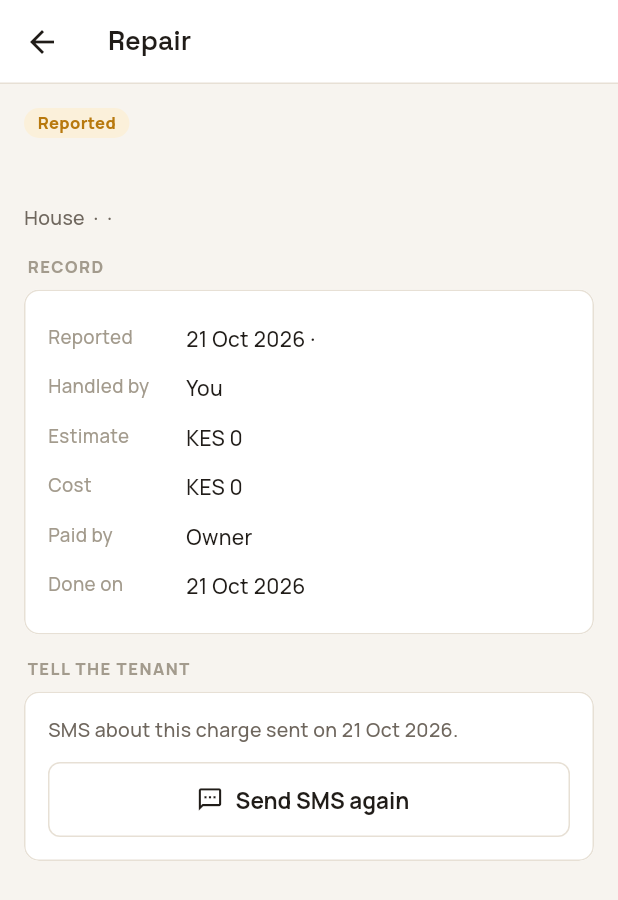
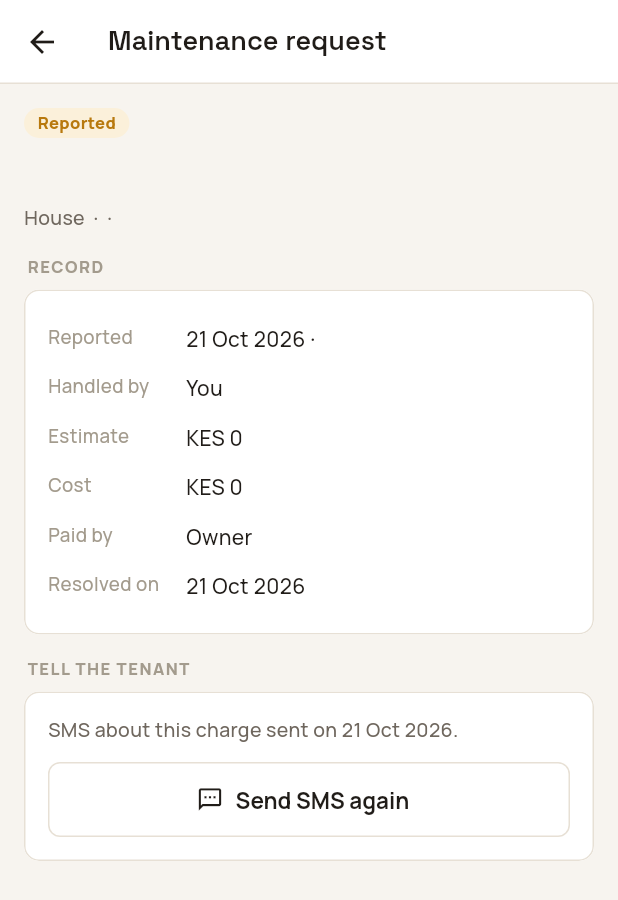
Before and after one commit to sejoh2/Rental_Management_System_Mobile, a Flutter app: the RepairPage screen opened directly with empty values, on a phone screen of 412 x 824 dp. Shown: the top 900 px of the screen. Run offline on Flutter 3.47's test engine with Material 3 defaults, Android fonts, the phone set to English and light mode, and no system bars; our stand-ins replace file_picker, flutter_secure_storage, go_router, image_picker, open_filex, shared_preferences; accounts and stored records are empty; network calls fail.

Commit message:
Maintenance naming as on the web

```diff
--- a/lib/app/app_shell.dart
+++ b/lib/app/app_shell.dart
@@ -67,7 +67,7 @@ class AppShell extends StatelessWidget {
                   NavigationDestination(
                     icon: Icon(Icons.build_outlined),
                     selectedIcon: Icon(Icons.build),
-                    label: 'Repairs',
+                    label: 'Maintenance',
                   ),
                   NavigationDestination(
                     icon: Icon(Icons.water_drop_outlined),
--- a/lib/features/auth/name_page.dart
+++ b/lib/features/auth/name_page.dart
@@ -47,7 +47,7 @@ class _NamePageState extends State<NamePage> {
     return AuthLayout(
       title: 'What is your name?',
       subtitle:
-          'It is shown beside the readings, repairs and payments you record.',
+          'It is shown beside the readings, maintenance and payments you record.',
       children: [
         TextField(
           controller: _name,
--- a/lib/features/home/home_page.dart
+++ b/lib/features/home/home_page.dart
@@ -219,8 +219,8 @@ class _PropertyCardState extends State<_PropertyCard> {
             if (summary.flaggedReadings > 0)
               '${summary.flaggedReadings} to fix',
             summary.openRepairs == 0
-                ? 'No open repairs'
-                : '${summary.openRepairs} open ${summary.openRepairs == 1 ? 'repair' : 'repairs'}',
+                ? 'No open maintenance'
+                : '${summary.openRepairs} open ${summary.openRepairs == 1 ? 'request' : 'requests'}',
           ].join(' · ');
 
     return AppCard(
--- a/lib/features/landing/intro_page.dart
+++ b/lib/features/landing/intro_page.dart
@@ -26,9 +26,9 @@ const _slides = [
   ),
   _Slide(
     icon: Icons.build_outlined,
-    title: 'Repairs and expenses',
+    title: 'Maintenance and expenses',
     text:
-        'Report a repair the moment you see it, follow it to done, and add what you spent with a photo '
+        'Report an issue the moment you see it, follow it until it is resolved, and add what you spent with a photo '
         'of the receipt.',
   ),
   _Slide(
--- a/lib/features/landing/welcome_page.dart
+++ b/lib/features/landing/welcome_page.dart
@@ -53,7 +53,7 @@ class WelcomePage extends StatelessWidget {
                 ),
                 const SizedBox(height: 14),
                 Text(
-                  'Record meter readings with a photo, report repairs, add expenses and look after '
+                  'Record meter readings with a photo, report maintenance issues, add expenses and look after '
                   'tenants for the properties you care for. The owner sees it all.',
                   style: AppText.text.copyWith(color: AppColors.brandPanelSoft),
                 ),
@@ -121,7 +121,7 @@ class _Highlights extends StatelessWidget {
     return Row(
       children: [
         item('Water', 'Readings'),
-        item('Repairs', 'Reported'),
+        item('Maintenance', 'Reported'),
         item('Receipts', 'Photographed'),
       ],
     );
--- a/lib/features/notices/notices_page.dart
+++ b/lib/features/notices/notices_page.dart
@@ -108,7 +108,7 @@ class _NoticesPageState extends State<NoticesPage> {
                   icon: Icons.notifications_none,
                   title: 'Nothing new',
                   message:
-                      'When the owner reports a repair, or gives one to you, it shows here.',
+                      'When the owner reports an issue, or assigns one to you, it shows here.',
                 ),
               ),
             for (final repair in items) ...[
@@ -129,8 +129,8 @@ class _NoticesPageState extends State<NoticesPage> {
                         children: [
                           Text(
                             repair.caretakerNotice == 'assigned'
-                                ? 'The owner gave you a repair'
-                                : 'The owner reported a repair',
+                                ? 'The owner assigned you a request'
+                                : 'The owner reported an issue',
                             style: AppText.small.copyWith(
                               color: colors.inkFaint,
                             ),
@@ -144,7 +144,7 @@ class _NoticesPageState extends State<NoticesPage> {
                           Text(
                             [
                               repair.unitNumber == null
-                                  ? 'Whole property'
+                                  ? 'Common area'
                                   : 'House ${repair.unitNumber}',
                               if (several && repair.propertyName != null)
                                 repair.propertyName!,
--- a/lib/features/repairs/repair_form_page.dart
+++ b/lib/features/repairs/repair_form_page.dart
@@ -11,7 +11,7 @@ import '../../models/unit.dart';
 import '../../widgets/fields.dart';
 import '../../widgets/message_box.dart';
 
-/// Reports something that needs repairing, in a house or the whole property.
+/// Reports a maintenance issue, in a house or a common area, as on the web.
 class RepairFormPage extends StatefulWidget {
   const RepairFormPage({super.key, required this.property});
 
@@ -99,9 +99,7 @@ class _RepairFormPageState extends State<RepairFormPage> {
       if (!mounted) return;
 
       ScaffoldMessenger.of(context).showSnackBar(
-        const SnackBar(
-          content: Text('Repair reported. The owner sees it now.'),
-        ),
+        const SnackBar(content: Text('Issue reported. The owner sees it now.')),
       );
       Navigator.pop(context, true);
     } on ApiException catch (failure) {
@@ -124,7 +122,7 @@ class _RepairFormPageState extends State<RepairFormPage> {
     final tenantName = _tenantName;
 
     return Scaffold(
-      appBar: AppBar(title: const Text('Report a repair')),
+      appBar: AppBar(title: const Text('Report maintenance issue')),
       body: ListView(
         padding: const EdgeInsets.all(AppSpace.page),
         children: [
@@ -133,8 +131,8 @@ class _RepairFormPageState extends State<RepairFormPage> {
             autofocus: true,
             textCapitalization: TextCapitalization.sentences,
             decoration: const InputDecoration(
-              labelText: 'What needs repairing',
-              hintText: 'e.g. Leaking kitchen tap',
+              labelText: 'What is the issue',
+              hintText: 'e.g. Broken window',
             ),
             onChanged: (_) => setState(() {}),
           ),
@@ -146,7 +144,7 @@ class _RepairFormPageState extends State<RepairFormPage> {
               label: 'Where',
               value: _unitId,
               options: {
-                '': 'The whole property (shared areas)',
+                '': 'Common area (gate, compound, corridor)',
                 for (final unit in units ?? const <Unit>[])
                   unit.id: unit.tenant == null
                       ? 'House ${unit.unitNumber}'
@@ -156,14 +154,14 @@ class _RepairFormPageState extends State<RepairFormPage> {
             ),
           const SizedBox(height: AppSpace.lg),
           SelectField<String>(
-            label: 'Kind of repair',
+            label: 'Category',
             value: _category,
             options: RepairLabels.categories,
             onChanged: (value) => setState(() => _category = value ?? 'other'),
           ),
           const SizedBox(height: AppSpace.lg),
           SelectField<String>(
-            label: 'How urgent',
+            label: 'Priority',
             value: _priority,
             options: const {
               'low': 'Low: can wait',
@@ -201,7 +199,7 @@ class _RepairFormPageState extends State<RepairFormPage> {
             maxLines: 6,
             decoration: const InputDecoration(
               labelText: 'Details (optional)',
-              hintText: 'What you saw, since when',
+              hintText: 'e.g. Bedroom window, glass cracked',
             ),
           ),
           if (_error != null) ...[
@@ -213,7 +211,7 @@ class _RepairFormPageState extends State<RepairFormPage> {
             onPressed: _title.text.trim().length >= 3 && !_saving
                 ? _save
                 : null,
-            child: Text(_saving ? 'Saving...' : 'Report repair'),
+            child: Text(_saving ? 'Saving...' : 'Report issue'),
           ),
         ],
       ),
--- a/lib/features/repairs/repair_page.dart
+++ b/lib/features/repairs/repair_page.dart
@@ -115,7 +115,7 @@ class _RepairPageState extends State<RepairPage> {
       },
       child: Scaffold(
         appBar: AppBar(
-          title: const Text('Repair'),
+          title: const Text('Maintenance request'),
           actions: [
             if (repair.isOpen)
               IconButton(
@@ -150,7 +150,7 @@ class _RepairPageState extends State<RepairPage> {
               Text(
                 [
                   repair.unitNumber == null
-                      ? 'Whole property'
+                      ? 'Common area'
                       : 'House ${repair.unitNumber}',
                   if (repair.unitTenantName != null) repair.unitTenantName!,
                   RepairLabels.categories[repair.category] ?? repair.category,
@@ -202,7 +202,7 @@ class _RepairPageState extends State<RepairPage> {
                           : 'Owner',
                     ),
                     if (repair.resolvedAt != null)
-                      _Line('Done on', formatDay(repair.resolvedAt!)),
+                      _Line('Resolved on', formatDay(repair.resolvedAt!)),
                     if ((repair.resolutionNotes ?? '').isNotEmpty)
                       _Line('Notes', repair.resolutionNotes!),
                     if ((repair.cancellationReason ?? '').isNotEmpty)
@@ -266,7 +266,7 @@ class _RepairPageState extends State<RepairPage> {
                             (repository) => repository.update(repair.id, {
                               'assigned_caretaker_id': int.tryParse(me) ?? me,
                             }),
-                            'You are handling this repair.',
+                            'You are handling this request.',
                           ),
                     icon: const Icon(Icons.assignment_ind_outlined),
                     label: const Text('I’ll handle it'),
@@ -284,13 +284,13 @@ class _RepairPageState extends State<RepairPage> {
                 FilledButton.icon(
                   onPressed: () => _act(_DoneSheet(repair: repair)),
                   icon: const Icon(Icons.check_circle_outline),
-                  label: const Text('Mark as done'),
+                  label: const Text('Mark as resolved'),
                 ),
                 const SizedBox(height: AppSpace.sm),
                 TextButton(
                   style: TextButton.styleFrom(foregroundColor: colors.danger),
                   onPressed: () => _act(_CancelSheet(repair: repair)),
-                  child: const Text('Cancel this repair'),
+                  child: const Text('Cancel this request'),
                 ),
               ],
             ],
@@ -426,7 +426,7 @@ class _EditSheetState extends State<_EditSheet> with _Updating {
   @override
   Widget build(BuildContext context) {
     return _Sheet(
-      title: 'Change the repair',
+      title: 'Change the request',
       children: [
         SelectField<String>(
           label: 'Priority',
@@ -571,12 +571,12 @@ class _DoneSheetState extends State<_DoneSheet> with _Updating {
 
     final explained = cost > 0
         ? 'When you save: ${formatKes(cost)} is recorded as a repairs expense for the property. '
-              '${chargeTenant ? '$tenantName is also charged ${formatKes(cost)}. ${atMoveOut ? 'It is not collected during their stay and does not count as arrears; it is deducted from their deposit when they move out.' : 'It is paid from their credit or their next payment; anything still unpaid is deducted from their deposit at move-out.'} No SMS is sent automatically: open this repair again and tap "Send SMS" to tell them.' : 'The tenant is not charged, so it is the owner’s cost.'} '
+              '${chargeTenant ? '$tenantName is also charged ${formatKes(cost)}. ${atMoveOut ? 'It is not collected during their stay and does not count as arrears; it is deducted from their deposit when they move out.' : 'It is paid from their credit or their next payment; anything still unpaid is deducted from their deposit at move-out.'} No SMS is sent automatically: open this request again and tap "Send SMS" to tell them.' : 'The tenant is not charged, so it is the owner’s cost.'} '
               'The cost cannot be changed afterwards.'
         : 'Enter the actual cost to record it as an expense. Without a cost, nothing is recorded in Expenses.';
 
     return _Sheet(
-      title: 'Mark as done',
+      title: 'Mark as resolved',
       children: [
         AmountField(
           controller: _cost,
@@ -615,7 +615,7 @@ class _DoneSheetState extends State<_DoneSheet> with _Updating {
           controller: _notes,
           textCapitalization: TextCapitalization.sentences,
           decoration: const InputDecoration(
-            labelText: 'What was done (optional)',
+            labelText: 'Resolution notes (optional)',
             hintText: 'e.g. Glass replaced',
           ),
         ),
@@ -638,7 +638,7 @@ class _DoneSheetState extends State<_DoneSheet> with _Updating {
                       ? null
                       : _notes.text.trim(),
                 }),
-          child: Text(saving ? 'Saving...' : 'Mark as done'),
+          child: Text(saving ? 'Saving...' : 'Mark as resolved'),
         ),
       ],
     );
@@ -668,7 +668,7 @@ class _CancelSheetState extends State<_CancelSheet> with _Updating {
     final colors = AppColors.of(context);
 
     return _Sheet(
-      title: 'Cancel this repair',
+      title: 'Cancel this request',
       children: [
         TextField(
           controller: _reason,
@@ -693,7 +693,7 @@ class _CancelSheetState extends State<_CancelSheet> with _Updating {
                   'status': 'cancelled',
                   'cancellation_reason': _reason.text.trim(),
                 }),
-          child: Text(saving ? 'Saving...' : 'Cancel repair'),
+          child: Text(saving ? 'Saving...' : 'Cancel request'),
         ),
       ],
     );
--- a/lib/features/repairs/repairs_page.dart
+++ b/lib/features/repairs/repairs_page.dart
@@ -17,7 +17,7 @@ import '../../widgets/status_chip.dart';
 import 'repair_form_page.dart';
 import 'repair_page.dart';
 
-/// The Repairs tab, for the property being worked on.
+/// The Maintenance tab, for the property being worked on.
 class RepairsTab extends StatelessWidget {
   const RepairsTab({super.key});
 
@@ -34,7 +34,7 @@ enum _Filter { open, mine, done, all }
 
 StatusChip repairStatusChip(Repair repair) => switch (repair.status) {
   'in_progress' => const StatusChip('In progress', tone: Tone.info),
-  'resolved' => const StatusChip('Done', tone: Tone.success),
+  'resolved' => const StatusChip('Resolved', tone: Tone.success),
   'cancelled' => const StatusChip('Cancelled'),
   _ => const StatusChip('Reported', tone: Tone.warning),
 };
@@ -115,7 +115,7 @@ class _RepairsPageState extends State<RepairsPage> {
 
     return Scaffold(
       appBar: AppBar(
-        title: const Text('Repairs'),
+        title: const Text('Maintenance'),
         actions: const [NoticesBell()],
         bottom: const PropertyStrip(),
       ),
@@ -124,7 +124,7 @@ class _RepairsPageState extends State<RepairsPage> {
         backgroundColor: colors.accent,
         foregroundColor: AppColors.onAccent,
         icon: const Icon(Icons.add),
-        label: const Text('Report a repair'),
+        label: const Text('Report issue'),
       ),
       body: RefreshIndicator(
         onRefresh: _load,
@@ -151,7 +151,7 @@ class _RepairsPageState extends State<RepairsPage> {
                         _Filter.mine,
                         repairs == null ? 'Mine' : 'Mine ($mineCount)',
                       ),
-                      (_Filter.done, 'Done or cancelled'),
+                      (_Filter.done, 'Resolved or cancelled'),
                       (_Filter.all, 'All'),
                     ]) ...[
                       ChoiceChip(
@@ -180,10 +180,10 @@ class _RepairsPageState extends State<RepairsPage> {
                       : 'Nothing here',
                   message: switch (_filter) {
                     _Filter.open =>
-                      'No open repairs. Report one with the button below when something breaks.',
+                      'No open maintenance requests. Report an issue with the button below when something breaks.',
                     _Filter.mine =>
-                      'No open repair is given to you. Open a repair and tap "I’ll handle it" to take it on.',
-                    _ => 'No repairs in this list.',
+                      'No open request is assigned to you. Open a request and tap "I’ll handle it" to take it on.',
+                    _ => 'No maintenance requests in this list.',
                   },
                 ),
               )
@@ -231,7 +231,7 @@ class _RepairsPageState extends State<RepairsPage> {
                           Text(
                             [
                               repair.unitNumber == null
-                                  ? 'Whole property'
+                                  ? 'Common area'
                                   : 'House ${repair.unitNumber}',
                               RepairLabels.categories[repair.category] ??
                                   repair.category,
--- a/lib/models/repair.dart
+++ b/lib/models/repair.dart
@@ -162,7 +162,7 @@ abstract final class RepairLabels {
   static const statuses = {
     'reported': 'Reported',
     'in_progress': 'In progress',
-    'resolved': 'Done',
+    'resolved': 'Resolved',
     'cancelled': 'Cancelled',
   };
 }
```
Also changed, not shown: 3 other files.
